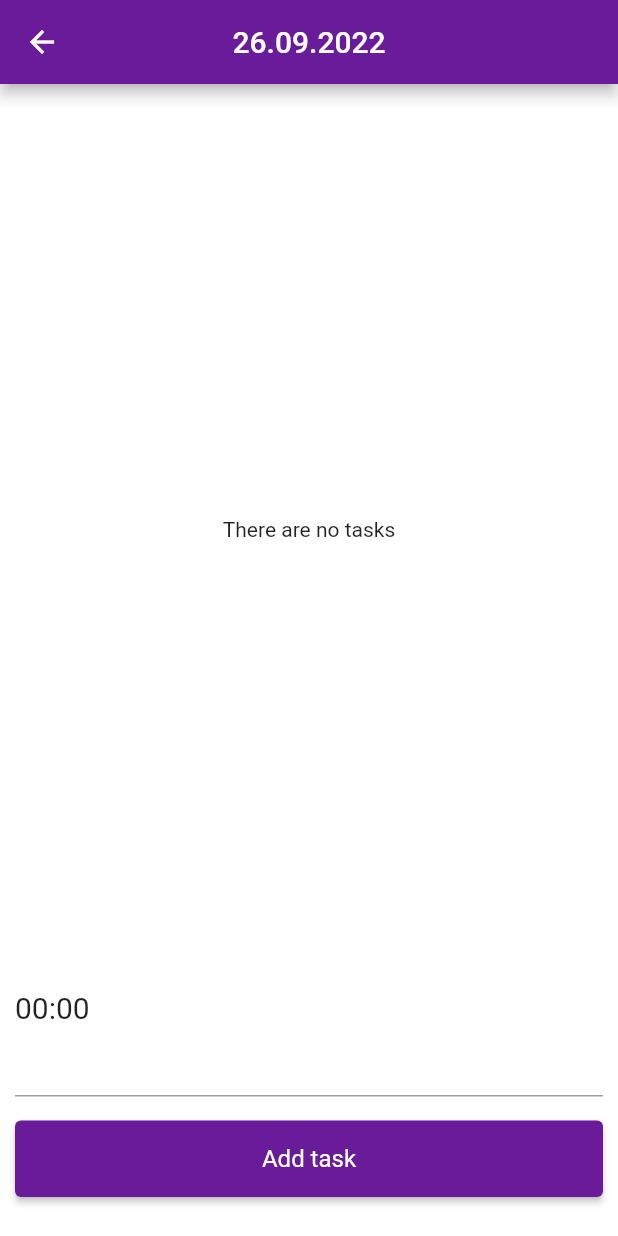
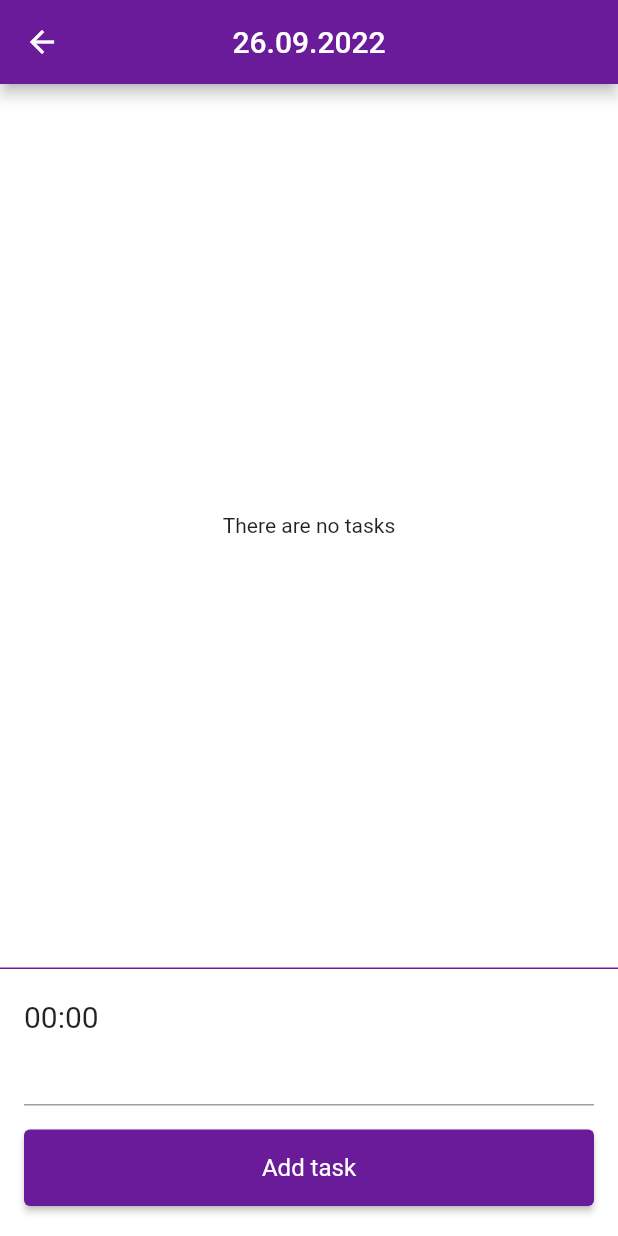
Before and after one commit to achervona/flutter_task_manager, a Flutter app: the screen it shows after launch, after a tap on an icon or button, on a phone screen of 412 x 824 dp. Run offline on Flutter 3.47's test engine with Material 2 defaults, Android fonts, the phone set to English and light mode, and no system bars; our stand-ins replace bloc, date_format, equatable, flutter_bloc, sqflite; accounts and stored records are empty.

Commit message:
Sqflite added

```diff
--- a/lib/api/models/task.dart
+++ b/lib/api/models/task.dart
@@ -15,12 +15,18 @@ class Task extends Equatable {
   }) : id = id ?? const Uuid().v4();
 
   final String id;
+  @JsonKey(
+    toJson: dateTimeToJson,
+    fromJson: dateTimeFromJson,
+  )
   final DateTime dateTime;
   final String description;
 
   static Task fromJson(Map<String, dynamic> json) => _$TaskFromJson(json);
+  Map<String, dynamic> toJson() => _$TaskToJson(this);
 
-  Map<String, dynamic> toJson() => _$TaskToJson(this);
+  static int dateTimeToJson(DateTime value) => value.millisecondsSinceEpoch;
+  static DateTime dateTimeFromJson(int value) => DateTime.fromMillisecondsSinceEpoch(value);
 
   @override
   List<Object> get props => [id, dateTime, description];
--- a/lib/api/tasks_api.dart
+++ b/lib/api/tasks_api.dart
@@ -1,65 +1,88 @@
 import 'dart:async';
-import 'dart:convert';
-import 'package:rxdart/subjects.dart';
-import 'package:shared_preferences/shared_preferences.dart';
+import 'package:path/path.dart';
+import 'package:sqflite/sqflite.dart';
 import 'models/task.dart';
-import "package:collection/collection.dart";
 
 class TasksApi {
-  TasksApi({
-    required SharedPreferences plugin,
-  }) : _plugin = plugin {
-    _init();
+  final String tableName = 'tasks';
+  Database? _database;
+
+  Future<Database> get database async {
+    if (_database != null) {
+      return _database!;
+    }
+    _database = await _initDatabase();
+    return _database!;
   }
 
-  final SharedPreferences _plugin;
-  final _tasksStreamController = BehaviorSubject<List<Task>>.seeded(const []);
-  final controller = BehaviorSubject<List<Task>>.seeded(const []);
-  static const kTasksCollectionKey = '__tasks_collection_key__';
+ // final _tasksStreamController = BehaviorSubject<List<Task>>.seeded(const []);
+ // static const kTasksCollectionKey = '__tasks_collection_key__';
 
-  String? _getValue(String key) => _plugin.getString(key);
+  // String? _getValue(String key) => _plugin.getString(key);
 
-  Future<void> _setValue(String key, String value) => _plugin.setString(key, value);
+  // Future<void> _setValue(String key, String value) => _plugin.setString(key, value);
 
-  void _init() {
-    final tasksJson = _getValue(kTasksCollectionKey);
-    if (tasksJson != null) {
-      final tasks = List<Map<dynamic, dynamic>>.from(
-        json.decode(tasksJson) as List,
-      )
-        .map((jsonMap) => Task.fromJson(Map<String, dynamic>.from(jsonMap)))
-        .toList();
-      _tasksStreamController.add(tasks);
-    } else {
-      _tasksStreamController.add(const []);
-    }
+  // void _init() {
+  //   final tasksJson = _getValue(kTasksCollectionKey);
+  //   if (tasksJson != null) {
+  //     final tasks = List<Map<dynamic, dynamic>>.from(
+  //       json.decode(tasksJson) as List,
+  //     )
+  //       .map((jsonMap) => Task.fromJson(Map<String, dynamic>.from(jsonMap)))
+  //       .toList();
+  //     _tasksStreamController.add(tasks);
+  //   } else {
+  //     _tasksStreamController.add(const []);
+  //   }
+  // }
+
+  Future<Database> _initDatabase() async {
+    return await openDatabase(
+      join(await getDatabasesPath(), 'tasks_database.db'),
+      onCreate: (Database db, int version) {
+        return db.execute(
+          'CREATE TABLE $tableName(id TEXT PRIMARY KEY, dateTime INTEGER, description TEXT)',
+        );
+      },
+      version: 1,
+    );
   }
 
-  List<Task> getTasks(DateTime startDate, DateTime? endDate) {
-    return [..._tasksStreamController.value]
-      .where((Task task) =>
-        (task.dateTime.isAfter(startDate) || task.dateTime.isAtSameMomentAs(startDate))
-        && (endDate != null ? task.dateTime.isBefore(endDate) : task.dateTime.isBefore(startDate.add(const Duration(days: 1)))))
-      .sortedBy((Task task) => task.dateTime)
-      .toList();
+  Future<List<Task>> getTasks(DateTime startDate, DateTime? endDate) async {
+    final Database db = await database;
+
+    final List<Map<String, dynamic>> maps = await db.query(
+      tableName,
+      where: 'dateTime >= ? ${endDate != null ? "AND dateTime < ?" : ""}',
+      whereArgs: [Task.dateTimeToJson(startDate), if (endDate != null) Task.dateTimeToJson(endDate)],
+      orderBy: 'dateTime'
+    );
+
+    final List<Task> tasks = List.generate(
+      maps.length,
+      (index) => Task.fromJson(Map<String, dynamic>.from(maps[index]))
+    );
+
+    return tasks;
   }
 
-  Future<void> addTask(Task task) {
-    final tasks = [..._tasksStreamController.value];
-    tasks.add(task);
-    _tasksStreamController.add(tasks);
-    return _setValue(kTasksCollectionKey, json.encode(tasks));
+  Future<int> addTask(Task task) async {
+    final Database db = await database;
+
+    return db.insert(
+      tableName,
+      task.toJson(),
+      conflictAlgorithm: ConflictAlgorithm.replace,
+    );
   }
 
-  Future<void> deleteTask(String id) {
-    final tasks = [..._tasksStreamController.value];
-    final taskIndex = tasks.indexWhere((Task task) => task.id == id);
-    if (taskIndex != -1) {
-      tasks.removeAt(taskIndex);
-      _tasksStreamController.add(tasks);
-      return _setValue(kTasksCollectionKey, json.encode(tasks));
-    } else {
-      return Future.error({});
-    }
+  Future<int> deleteTask(String id) async {
+    final Database db = await database;
+
+    return db.delete(
+      tableName,
+      where: 'id = ?',
+      whereArgs: [id],
+    );
   }
 }
--- a/lib/app.dart
+++ b/lib/app.dart
@@ -1,7 +1,7 @@
 import 'package:flutter/material.dart';
 import 'package:flutter_bloc/flutter_bloc.dart';
-import 'package:flutter_test_app/screens/calendar/calendar_screen.dart';
 import 'repositories/tasks_repository.dart';
+import 'screens/calendar/calendar_screen.dart';
 import 'screens/calendar/calendar_cubit.dart';
 
 class TaskManagerApp extends StatelessWidget  {
@@ -18,6 +18,7 @@ class TaskManagerApp extends StatelessWidget  {
       value: tasksRepository,
       child: MaterialApp(
         title: 'Task Manager',
+        debugShowCheckedModeBanner: false,
         theme: ThemeData(
           primaryColor: Colors.purple.shade800,
           colorScheme: ColorScheme.light(
--- a/lib/main.dart
+++ b/lib/main.dart
@@ -1,17 +1,14 @@
+import 'dart:async';
 import 'package:flutter/widgets.dart';
-import 'package:flutter_test_app/repositories/tasks_repository.dart';
-import 'package:shared_preferences/shared_preferences.dart';
+import 'repositories/tasks_repository.dart';
 import 'api/tasks_api.dart';
 import 'app.dart';
 
 Future<void> main() async {
-    WidgetsFlutterBinding.ensureInitialized();
+  WidgetsFlutterBinding.ensureInitialized();
 
-  final TasksApi tasksApi = TasksApi(
-    plugin: await SharedPreferences.getInstance(),
-  );
-
-  final tasksRepository = TasksRepository(tasksApi: tasksApi);
+  final TasksApi tasksApi = TasksApi();
+  final TasksRepository tasksRepository = TasksRepository(tasksApi: tasksApi);
 
   runApp(TaskManagerApp(tasksRepository: tasksRepository));
 }
--- a/lib/repositories/tasks_repository.dart
+++ b/lib/repositories/tasks_repository.dart
@@ -1,5 +1,5 @@
-import 'package:flutter_test_app/api/models/task.dart';
-import 'package:flutter_test_app/api/tasks_api.dart';
+import '../api/models/task.dart';
+import '../api/tasks_api.dart';
 
 class TasksRepository {
   const TasksRepository({
@@ -8,7 +8,7 @@ class TasksRepository {
 
   final TasksApi _tasksApi;
 
-  List<Task> getTasks(DateTime startDate, DateTime? endDate) => _tasksApi.getTasks(startDate, endDate);
+  Future<List<Task>> getTasks(DateTime startDate, DateTime? endDate) => _tasksApi.getTasks(startDate, endDate);
 
   Future<void> addTask(Task task) => _tasksApi.addTask(task);
 
--- a/lib/screens/calendar/calendar_cubit.dart
+++ b/lib/screens/calendar/calendar_cubit.dart
@@ -1,8 +1,8 @@
 import 'package:bloc/bloc.dart';
 import 'package:flutter/material.dart';
-import 'package:flutter_test_app/api/models/day.dart';
-import 'package:flutter_test_app/api/models/task.dart';
-import 'package:flutter_test_app/repositories/tasks_repository.dart';
+import '../../api/models/day.dart';
+import '../../api/models/task.dart';
+import '../../repositories/tasks_repository.dart';
 import 'calendar_state.dart';
 
 class CalendarCubit extends Cubit<CalendarState> {
@@ -17,7 +17,7 @@ class CalendarCubit extends Cubit<CalendarState> {
 
   final TasksRepository _tasksRepository;
 
-  void load() {
+  void init() {
     _generateDays(state.year, state.month);
   }
 
@@ -33,12 +33,13 @@ class CalendarCubit extends Cubit<CalendarState> {
     _generateDays(year, month);
   }
 
-  void _generateDays(int year, int month) {
+  void _generateDays(int year, int month) async {
     emit(state.copyWith(status: Status.loading));
 
     try {
+      // emit range & tasks to state
       final DateTimeRange range = _getDateTimeRange(year, month);
-      final List<Task> tasks = _tasksRepository.getTasks(range.start, range.end);
+      final List<Task> tasks = await _tasksRepository.getTasks(range.start, range.end);
 
       final days = List<Day>.generate(
         range.duration.inDays,
--- a/lib/screens/calendar/calendar_screen.dart
+++ b/lib/screens/calendar/calendar_screen.dart
@@ -1,9 +1,9 @@
 import 'package:flutter/material.dart';
 import 'package:flutter_bloc/flutter_bloc.dart';
-import 'package:flutter_test_app/api/models/day.dart';
-import 'package:flutter_test_app/repositories/tasks_repository.dart';
-import 'package:flutter_test_app/screens/day/day_cubit.dart';
-import 'package:flutter_test_app/screens/day/day_screen.dart';
+import '../../api/models/day.dart';
+import '../../repositories/tasks_repository.dart';
+import '../../screens/day/day_cubit.dart';
+import '../../screens/day/day_screen.dart';
 import 'calendar_cubit.dart';
 import 'calendar_state.dart';
 import 'widgets/calendar_cell.dart';
@@ -24,13 +24,22 @@ class _CalendarScreenState extends State<CalendarScreen> {
   @override
   void initState() {
     super.initState();
-    context.read<CalendarCubit>().load();
+    context.read<CalendarCubit>().init();
   }
 
   @override
   Widget build(BuildContext context) {
-    return BlocBuilder<CalendarCubit, CalendarState>(
-      builder: (BuildContext context, CalendarState state) {
+    return BlocConsumer<CalendarCubit, CalendarState>(
+      listener: (BuildContext context, CalendarState state) {
+        if (state.status == Status.error) {
+          ScaffoldMessenger.of(context).showSnackBar(
+            const SnackBar(
+              content: Text('Error occurred')
+            )
+          );
+        }
+      },
+      builder: (_, CalendarState state) {
         return Scaffold(
           appBar: AppBar(
             centerTitle: true,
@@ -72,30 +81,30 @@ class _CalendarScreenState extends State<CalendarScreen> {
                   ...state.days.map((Day day) =>
                       CalendarCell(
                         text: day.date.day.toString(),
-                      color: day.isToday ? Colors.redAccent.shade400 : !day.isActive ? Colors.purple.shade200 : null,
+                        color: day.isToday ? Colors.redAccent.shade400 : !day.isActive ? Colors.purple.shade100 : null,
                         taskNumber: day.taskNumber,
-                      onTap: () => _navigateToDayScreen(day.date, context),
+                        onTap: () => _navigateToDayScreen(day.date),
                       )
                   ).toList(),
                 ]
               )
-            : (state.status == Status.error)
-              ? const Center(child: Text('Error'))
               : const SizedBox.shrink()
         );
       }
     );
   }
 
-  void _navigateToDayScreen(DateTime date, BuildContext context) {
+  void _navigateToDayScreen(DateTime date) {
     Navigator.push(
       context,
-      MaterialPageRoute(builder: (BuildContext context) {
+      MaterialPageRoute(
+        builder: (BuildContext context) {
           return BlocProvider(
             create: (BuildContext context) => DayCubit(tasksRepository: context.read<TasksRepository>()),
             child: DayScreen(date: date)
           );
-      })
+        }
+      )
     );
   }
 }
--- a/lib/screens/calendar/calendar_state.dart
+++ b/lib/screens/calendar/calendar_state.dart
@@ -1,5 +1,5 @@
 import 'package:equatable/equatable.dart';
-import 'package:flutter_test_app/api/models/day.dart';
+import '../../api/models/day.dart';
 
 enum Status { initial, loading, success, error }
 
--- a/lib/screens/day/day_cubit.dart
+++ b/lib/screens/day/day_cubit.dart
@@ -1,6 +1,6 @@
 import 'package:bloc/bloc.dart';
-import 'package:flutter_test_app/api/models/task.dart';
-import 'package:flutter_test_app/repositories/tasks_repository.dart';
+import '../../api/models/task.dart';
+import '../../repositories/tasks_repository.dart';
 import 'day_state.dart';
 
 class DayCubit extends Cubit<DayState> {
@@ -10,11 +10,29 @@ class DayCubit extends Cubit<DayState> {
 
   final TasksRepository _tasksRepository;
 
-  void getTasks(DateTime startDate, [DateTime? endDate]) {
+  void getTasks(DateTime startDate, [DateTime? endDate]) async {
     emit(state.copyWith(status: Status.loading));
 
     try {
-      final List<Task> tasks = _tasksRepository.getTasks(startDate, endDate);
+      final List<Task> tasks = await _tasksRepository.getTasks(startDate, endDate);
+      emit(
+        state.copyWith(
+          tasks: tasks,
+          status: Status.success
+        )
+      );
+    } catch (error) {
+      emit(state.copyWith(status: Status.error));
+    }
+  }
+
+  Future<void> addTask(Task task) async {
+    try {
+      await _tasksRepository.addTask(task);
+      final List<Task> tasks = [...state.tasks];
+      tasks.add(task);
+      tasks.sort((a, b) => a.dateTime.compareTo(b.dateTime));
+
       emit(
         state.copyWith(
           tasks: tasks,
@@ -33,25 +51,7 @@ class DayCubit extends Cubit<DayState> {
       tasks.removeWhere((task) => task.id == id);
 
       emit(
-        DayState(
-          tasks: tasks,
-          status: Status.success
-        )
-      );
-    } catch (error) {
-      emit(state.copyWith(status: Status.error));
-    }
-  }
-
-  Future<void> addTask(Task task) async {
-    try {
-      final List<Task> tasks = [...state.tasks];
-      await _tasksRepository.addTask(task);
-      tasks.add(task);
-      tasks.sort((a, b) => a.dateTime.compareTo(b.dateTime));
-
-      emit(
-        DayState(
+        state.copyWith(
           tasks: tasks,
           status: Status.success
         )
--- a/lib/screens/day/day_screen.dart
+++ b/lib/screens/day/day_screen.dart
@@ -1,12 +1,12 @@
 import 'package:flutter/material.dart';
 import 'package:date_format/date_format.dart';
 import 'package:flutter_bloc/flutter_bloc.dart';
-import 'package:flutter_test_app/api/models/task.dart';
-import 'package:flutter_test_app/screens/day/widgets/day_task_list.dart';
+import '../../api/models/task.dart';
 import 'day_cubit.dart';
 import 'day_state.dart';
-import 'widgets/day_task_form/day_task_form.dart';
-import 'widgets/day_task_form/day_task_form_cubit.dart';
+import 'widgets/day_task_list.dart';
+import 'widgets/day_form/day_form.dart';
+import 'widgets/day_form/day_form_cubit.dart';
 
 class DayScreen extends StatefulWidget {
   const DayScreen({
@@ -24,7 +24,10 @@ class _DayScreenState extends State<DayScreen> {
   @override
   void initState() {
     super.initState();
-    context.read<DayCubit>().getTasks(widget.date);
+    context.read<DayCubit>().getTasks(
+      widget.date,
+      widget.date.add(const Duration(days: 1))
+    );
   }
 
   @override
@@ -43,37 +46,35 @@ class _DayScreenState extends State<DayScreen> {
                 if (state.status == Status.error) {
                   ScaffoldMessenger.of(context).showSnackBar(
                     const SnackBar(
-                      content: Text('Error')
+                      content: Text('Error occurred')
                     )
                   );
                 }
               },
               builder: (_, DayState state) {
-                return state.status == Status.loading
-                  ? const Center(
-                      child: CircularProgressIndicator()
-                    )
-                  : DayTaskList(
-                    tasks: state.tasks,
-                    onTaskDismiss: onTaskDismiss
-                  );
+                if (state.status == Status.initial) {
+                  return const SizedBox.shrink();
+                }
+                if (state.status == Status.loading) {
+                  return const Center(child: CircularProgressIndicator());
+                }
+                return DayTaskList(
+                  tasks: state.tasks,
+                  onTaskDismissed: deleteTask
+                );
               }
             ),
           ),
           BlocProvider(
-            create: (_) => DayTaskFormCubit(),
+            create: (_) => DayFormCubit(),
             child: DayTaskForm(
-              addTask: addTask,
+              onSubmit: addTask,
               date: widget.date
             )
           )
         ],
       )
     );
-  }
-
-  void onTaskDismiss(String id) {
-    context.read<DayCubit>().deleteTask(id);
   }
 
   void addTask(DateTime dateTime, String description) {
@@ -83,4 +84,8 @@ class _DayScreenState extends State<DayScreen> {
     );
     context.read<DayCubit>().addTask(task);
   }
+
+  void deleteTask(String id) {
+    context.read<DayCubit>().deleteTask(id);
+  }
 }
--- a/lib/screens/day/day_state.dart
+++ b/lib/screens/day/day_state.dart
@@ -1,6 +1,6 @@
 
 import 'package:equatable/equatable.dart';
-import 'package:flutter_test_app/api/models/task.dart';
+import '../../api/models/task.dart';
 
 enum Status { initial, loading, success, error }
 
--- a/lib/screens/day/widgets/day_task_form/day_task_form.dart
+++ b/lib/screens/day/widgets/day_form/day_form.dart
@@ -2,16 +2,17 @@ import 'package:date_format/date_format.dart';
 import 'package:flutter/cupertino.dart';
 import 'package:flutter/material.dart';
 import 'package:flutter_bloc/flutter_bloc.dart';
-import 'day_task_form_cubit.dart';
+import 'day_form_cubit.dart';
+import 'day_form_state.dart';
 
 class DayTaskForm extends StatefulWidget  {
-  final void Function(DateTime dateTime, String description) addTask;
+  final void Function(DateTime dateTime, String description) onSubmit;
   final DateTime date;
 
   const DayTaskForm({
     Key? key,
     required this.date,
-    required this.addTask,
+    required this.onSubmit,
   }) : super(key: key);
 
   @override
@@ -25,17 +26,22 @@ class _DayTaskFormState extends State<DayTaskForm> {
   @override
   void initState() {
     super.initState();
-    context.read<DayTaskFormCubit>().setSelectedDateTime(widget.date);
+    context.read<DayFormCubit>().setSelectedDateTime(widget.date);
   }
 
   @override
   Widget build(BuildContext context) {
     return Form(
       key: _formKey,
-      child: Padding(
-        padding: const EdgeInsets.all(10.0),
-        child: BlocBuilder<DayTaskFormCubit, DayTaskFormState>(
-          builder: (_, DayTaskFormState state) {
+      child: Container(
+        padding: const EdgeInsets.symmetric(vertical: 20.0, horizontal: 16.0),
+        decoration: BoxDecoration(
+          border: Border(
+            top: BorderSide(color: Colors.purple.shade800)
+          ),
+        ),
+        child: BlocBuilder<DayFormCubit, DayFormState>(
+          builder: (_, DayFormState state) {
             return Column(
               mainAxisAlignment: MainAxisAlignment.start,
               crossAxisAlignment: CrossAxisAlignment.stretch,
@@ -54,14 +60,14 @@ class _DayTaskFormState extends State<DayTaskForm> {
                       use24hFormat: true,
                       minuteInterval: 30,
                       onDateTimeChanged: (DateTime newDateTime) {
-                        context.read<DayTaskFormCubit>().setSelectedDateTime(newDateTime);
+                        context.read<DayFormCubit>().setSelectedDateTime(newDateTime);
                       },
                     )
                   ),
                 ),
                 TextFormField(
                   controller: _descriptionController,
-                  validator: (value) => value == null || value.isEmpty ? 'Field is required' : null,
+                  validator: _descriptionValidator,
                   decoration: InputDecoration(
                     errorStyle: TextStyle(color: Colors.redAccent.shade400),
                     errorBorder: UnderlineInputBorder (
@@ -69,12 +75,10 @@ class _DayTaskFormState extends State<DayTaskForm> {
                     )
                   )
                 ),
-                Padding(
-                  padding: const EdgeInsets.symmetric(vertical: 16.0),
-                  child: ElevatedButton(
-                    onPressed: () => _onSubmit(state.selectedDateTime!, _descriptionController.value.text),
-                    child: const Text('Add task'),
-                  )
+                const SizedBox(height: 16.0),
+                ElevatedButton(
+                  onPressed: () => _onSubmit(state.selectedDateTime!, _descriptionController.value.text),
+                  child: const Text('Add task'),
                 )
               ],
             );
@@ -88,8 +92,8 @@ class _DayTaskFormState extends State<DayTaskForm> {
     if (!_formKey.currentState!.validate()) {
       return;
     }
-    widget.addTask(dateTime, description);
-    context.read<DayTaskFormCubit>().setSelectedDateTime(widget.date);
+    widget.onSubmit(dateTime, description);
+    context.read<DayFormCubit>().setSelectedDateTime(widget.date);
     _descriptionController.clear();
   }
 
@@ -111,6 +115,16 @@ class _DayTaskFormState extends State<DayTaskForm> {
     );
   }
 
+  String? _descriptionValidator(String? value) {
+    if (value == null || value.isEmpty) {
+      return 'Field is required';
+    }
+    if (value.length > 512) {
+      return 'Field length must be less than 512 characters';
+    }
+    return null;
+  }
+
   @override
   void dispose() {
     _descriptionController.dispose();
--- /dev/null
+++ b/lib/screens/day/widgets/day_form/day_form_cubit.dart
@@ -0,0 +1,14 @@
+import 'package:bloc/bloc.dart';
+import 'day_form_state.dart';
+
+class DayFormCubit extends Cubit<DayFormState> {
+  DayFormCubit() : super(const DayFormState());
+
+  void setSelectedDateTime(DateTime? dateTime) {
+    emit(
+      DayFormState(
+        selectedDateTime: dateTime
+      )
+    );
+  }
+}
--- /dev/null
+++ b/lib/screens/day/widgets/day_form/day_form_state.dart
@@ -0,0 +1,12 @@
+import 'package:equatable/equatable.dart';
+
+class DayFormState extends Equatable {
+  const DayFormState({
+    this.selectedDateTime,
+  });
+
+  final DateTime? selectedDateTime;
+
+  @override
+  List<Object?> get props => [selectedDateTime];
+}
--- a/lib/screens/day/widgets/day_task_form/day_task_form_cubit.dart
+++ /dev/null
@@ -1,25 +0,0 @@
-import 'package:bloc/bloc.dart';
-import 'package:equatable/equatable.dart';
-
-class DayTaskFormCubit extends Cubit<DayTaskFormState> {
-  DayTaskFormCubit() : super(const DayTaskFormState());
-
-  void setSelectedDateTime(DateTime? dateTime) {
-    emit(
-      DayTaskFormState(
-        selectedDateTime: dateTime
-      )
-    );
-  }
-}
-
-class DayTaskFormState extends Equatable {
-  const DayTaskFormState({
-    this.selectedDateTime,
-  });
-
-  final DateTime? selectedDateTime;
-
-  @override
-  List<Object?> get props => [selectedDateTime];
-}
--- a/lib/screens/day/widgets/day_task_list.dart
+++ b/lib/screens/day/widgets/day_task_list.dart
@@ -1,15 +1,15 @@
 import 'package:date_format/date_format.dart';
 import 'package:flutter/material.dart';
-import 'package:flutter_test_app/api/models/task.dart';
+import '../../../api/models/task.dart';
 
 class DayTaskList extends StatelessWidget  {
   final List<Task> tasks;
-  final void Function(String)? onTaskDismiss;
+  final void Function(String)? onTaskDismissed;
 
   const DayTaskList({
     Key? key,
     this.tasks = const [],
-    this.onTaskDismiss,
+    this.onTaskDismissed,
   }) : super(key: key);
 
   @override
@@ -28,7 +28,7 @@ class DayTaskList extends StatelessWidget  {
             color: Colors.redAccent.shade400,
           ),
           key: ValueKey<String>(tasks[index].id),
-          onDismissed: onTaskDismiss != null ? (_) => onTaskDismiss!(tasks[index].id) : null,
+          onDismissed: onTaskDismissed != null ? (_) => onTaskDismissed!(tasks[index].id) : null,
           child: ListTile(
             title: Text(formatDate(tasks[index].dateTime, [HH, ':', nn])),
             subtitle: Text(tasks[index].description),
--- a/pubspec.yaml
+++ b/pubspec.yaml
@@ -35,7 +35,8 @@ dependencies:
   # Use with the CupertinoIcons class for iOS style icons.
   cupertino_icons: ^1.0.2
   flutter_bloc: ^8.0.0
-  shared_preferences: ^2.0.15
+  sqflite:
+  path:
   equatable: ^2.0.3
   json_annotation: ^4.6.0
   meta: ^1.7.0
```
Also changed, not shown: lib/api/models/task.g.dart, lib/screens/calendar/widgets/calendar_cell.dart (indentation only), pubspec.lock. Lines whose indentation alone changed are shown as unchanged.
